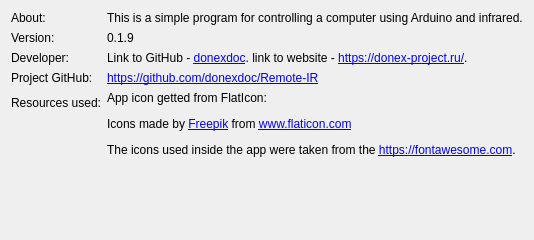
Above: ui_design/ui/AboutWindow.ui from donexdoc/Remote-IR before the change. Below: the same form after it.
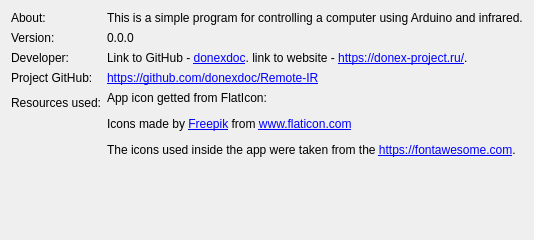
That is the form after the change.

Patch:
```diff
--- a/ui_design/ui/AboutWindow.ui
+++ b/ui_design/ui/AboutWindow.ui
@@ -73,7 +73,7 @@
      <item row="1" column="1">
       <widget class="QLabel" name="label_7">
        <property name="text">
-        <string>0.1.9</string>
+        <string>0.0.0</string>
        </property>
       </widget>
      </item>
```
Left out of the diff: 2 changed lines with no effect on the pictures.
